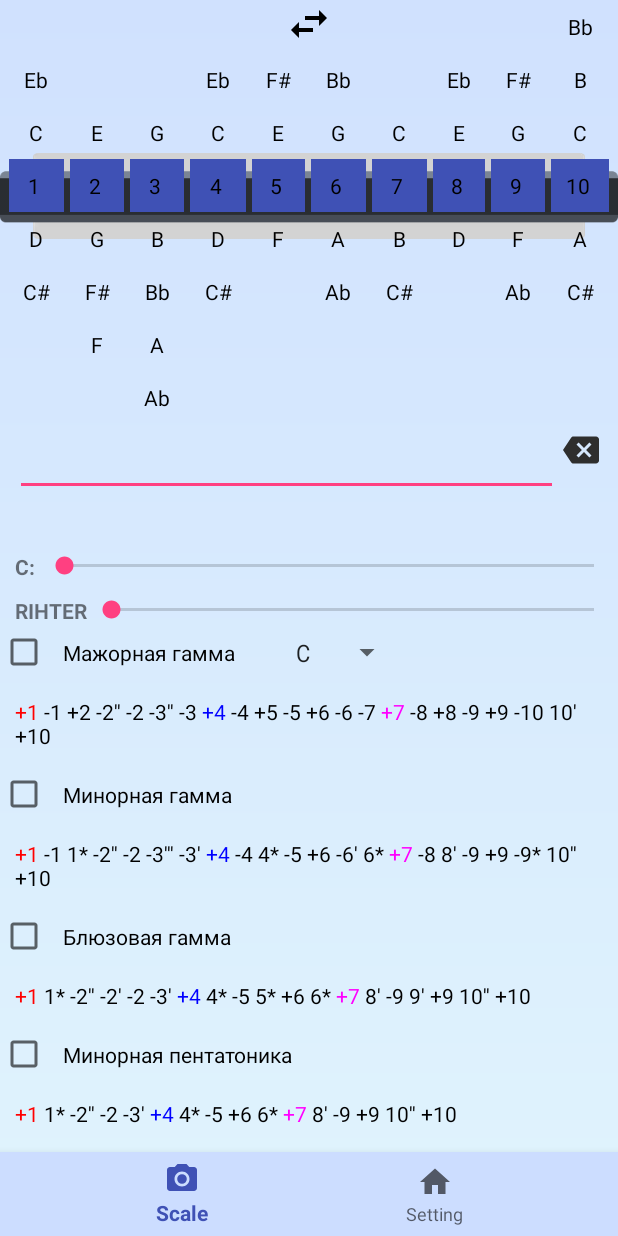
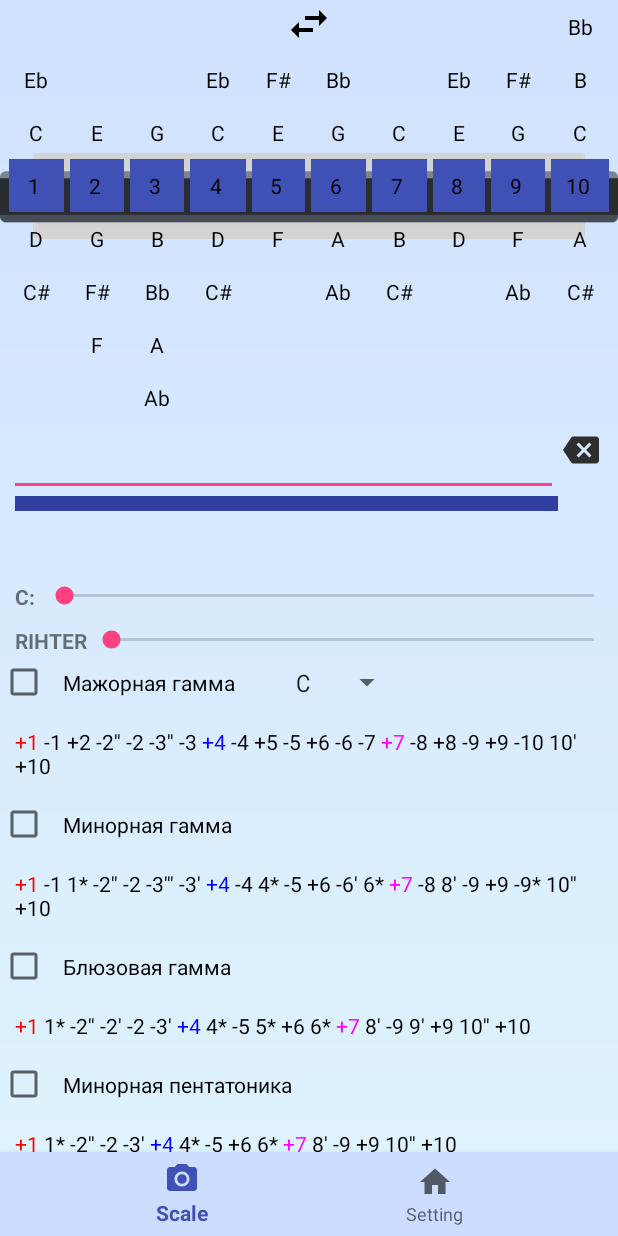
Before and after one commit to AndrianAD/kotlin_test, an Android app: the ScaleFragment screen opened through its navigation route, on a phone screen of 412 x 824 dp. Run offline under Robolectric (Android 15) with nearby library versions, the phone set to English and light mode, and no system bars; our stand-ins replace navigation-ui; 5 statements that could not run were skipped.

```diff
--- a/app/src/main/AndroidManifest.xml
+++ b/app/src/main/AndroidManifest.xml
@@ -18,7 +18,9 @@
                 <category android:name="android.intent.category.LAUNCHER" />
             </intent-filter>
         </activity>
-        <activity android:name=".SecondActivity" />
+        <activity
+            android:name=".SecondActivity"
+            android:windowSoftInputMode="adjustPan" />
         <activity android:name=".SettingHarmonica"></activity>
     </application>
 
--- a/app/src/main/res/layout/activity_second.xml
+++ b/app/src/main/res/layout/activity_second.xml
@@ -467,27 +467,40 @@
                 android:id="@+id/inputResult"
                 android:layout_width="match_parent"
                 android:layout_height="wrap_content"
-                android:layout_marginStart="10dp"
+                android:layout_marginStart="6dp"
                 android:layout_marginEnd="40dp"
                 android:textColor="@android:color/black"
                 android:textIsSelectable="true"
+                android:layout_marginBottom="10dp"
                 android:textSize="20sp"
                 app:layout_constraintEnd_toEndOf="parent"
                 app:layout_constraintStart_toStartOf="parent"
                 app:layout_constraintTop_toBottomOf="@id/grid_layout" />
+
+
+            <View
+                android:id="@+id/divider"
+                android:layout_width="match_parent"
+                android:layout_height="10dp"
+                android:layout_marginStart="10dp"
+                android:layout_marginEnd="40dp"
+                android:background="@color/colorPrimaryDark"
+                app:layout_constraintEnd_toEndOf="parent"
+                app:layout_constraintStart_toStartOf="parent"
+                app:layout_constraintTop_toBottomOf="@id/inputResult" />
 
             <TextView
                 android:id="@+id/outputResult"
                 android:layout_width="match_parent"
                 android:layout_height="wrap_content"
                 android:layout_marginStart="10dp"
+                android:layout_marginTop="10dp"
                 android:layout_marginEnd="40dp"
                 android:textColor="@android:color/black"
                 android:textIsSelectable="true"
                 android:textSize="20sp"
                 app:layout_constraintStart_toStartOf="parent"
-                app:layout_constraintTop_toBottomOf="@id/inputResult" />
-
+                app:layout_constraintTop_toBottomOf="@id/divider" />
 
 
             <TextView
@@ -499,9 +512,9 @@
                 android:layout_marginBottom="10dp"
                 android:text="C: "
                 android:textStyle="bold"
-                app:layout_constraintTop_toBottomOf="@id/outputResult"
                 app:layout_constraintHorizontal_weight="3"
-                app:layout_constraintStart_toStartOf="parent" />
+                app:layout_constraintStart_toStartOf="parent"
+                app:layout_constraintTop_toBottomOf="@id/outputResult" />
 
             <SeekBar
                 android:id="@+id/seekBarKey"
@@ -512,8 +525,8 @@
                 android:max="11"
                 app:layout_constraintEnd_toEndOf="parent"
                 app:layout_constraintHorizontal_weight="7"
-                app:layout_constraintTop_toBottomOf="@id/outputResult"
-                app:layout_constraintStart_toEndOf="@id/textKey" />
+                app:layout_constraintStart_toEndOf="@id/textKey"
+                app:layout_constraintTop_toBottomOf="@id/outputResult" />
 
 
             <TextView
```
Also changed, not shown: app/src/main/java/com/example/kotlin_test/SecondActivity.kt (+10 -11 lines), app/src/main/java/com/example/kotlin_test/Util.kt (+57 -31 lines).
